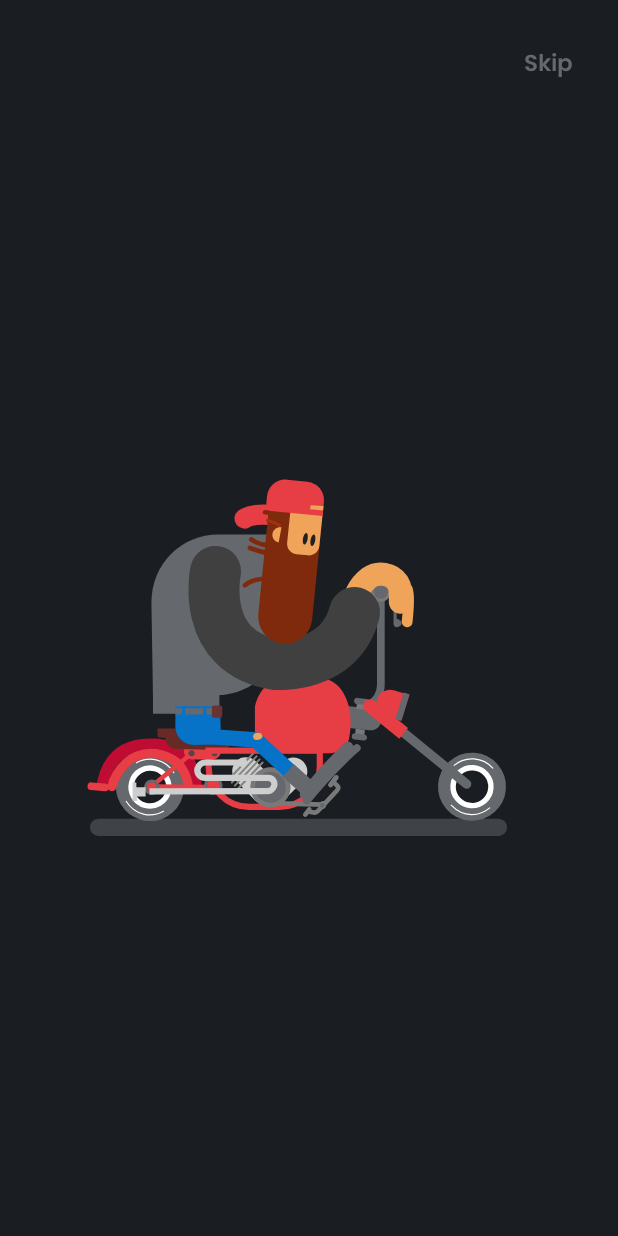
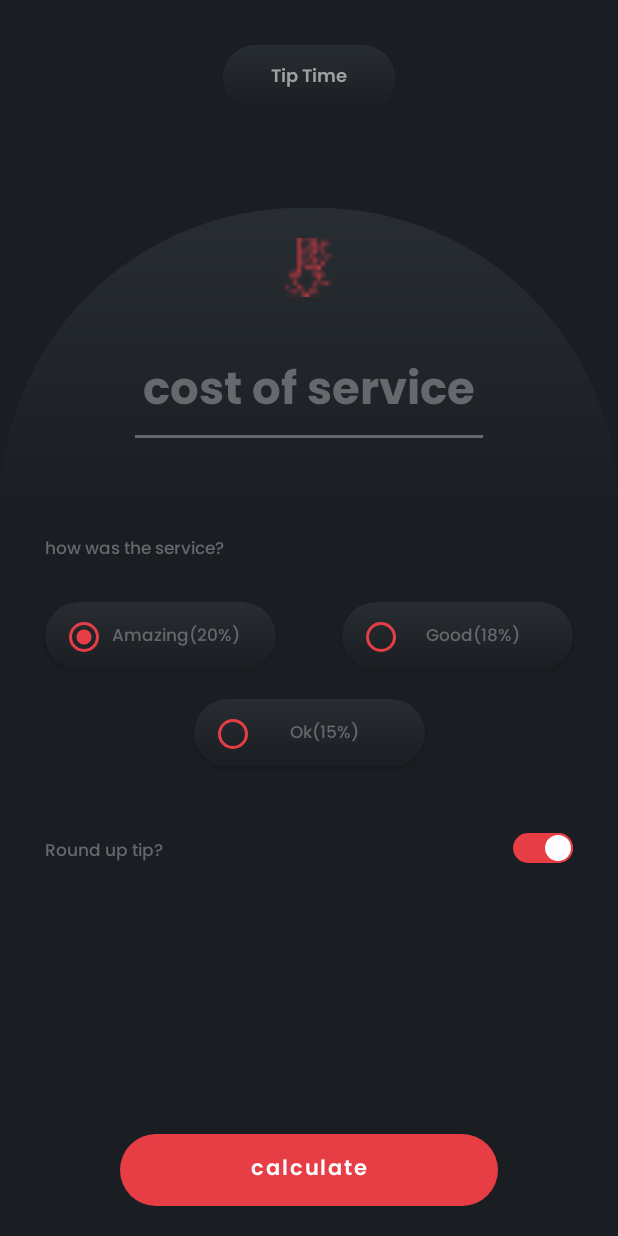
Before and after one commit to Roisull/challenge-chap2-tip-time, an Android app: the screen it shows after launch (MainActivity before the commit, TipTimeActivity after it), on a phone screen of 412 x 824 dp. Run offline under Robolectric (Android 15) with nearby library versions, the phone set to English and light mode, and no system bars.

Commit message:
commit challenge menyempurnakan splash screen dan intent

```diff
--- a/app/src/main/java/com/example/tiptime/MainActivity.kt
+++ b/app/src/main/java/com/example/tiptime/MainActivity.kt
@@ -1,7 +1,11 @@
 package com.example.tiptime
 
+import android.content.Intent
 import androidx.appcompat.app.AppCompatActivity
 import android.os.Bundle
+import android.os.Handler
+import android.view.WindowManager
+import android.widget.TextView
 
 class MainActivity : AppCompatActivity() {
     override fun onCreate(savedInstanceState: Bundle?) {
@@ -10,5 +14,19 @@ class MainActivity : AppCompatActivity() {
 
         // remove action bar
         supportActionBar?.hide()
+
+        // FullScreen
+        window.setFlags(WindowManager.LayoutParams.FLAG_FULLSCREEN,WindowManager.LayoutParams.FLAG_FULLSCREEN)
+
+        Handler().postDelayed({
+                              startActivity(Intent(this,TipTimeActivity::class.java))
+                              finish()
+        },4000)
+
+        val skipSplash: TextView = findViewById(R.id.tv_skipSplash)
+
+        skipSplash.setOnClickListener{
+            startActivity(Intent(this,TipTimeActivity::class.java))
+        }
     }
 }
--- a/app/src/main/java/com/example/tiptime/TipTimeActivity.kt
+++ b/app/src/main/java/com/example/tiptime/TipTimeActivity.kt
@@ -2,10 +2,17 @@ package com.example.tiptime
 
 import androidx.appcompat.app.AppCompatActivity
 import android.os.Bundle
+import android.view.WindowManager
 
 class TipTimeActivity : AppCompatActivity() {
     override fun onCreate(savedInstanceState: Bundle?) {
         super.onCreate(savedInstanceState)
         setContentView(R.layout.activity_tip_time)
+
+        // remove action bar
+        supportActionBar?.hide()
+
+        // FullScreen
+        window.setFlags(WindowManager.LayoutParams.FLAG_FULLSCREEN, WindowManager.LayoutParams.FLAG_FULLSCREEN)
     }
 }
--- a/app/src/main/res/drawable/custom_track.xml
+++ b/app/src/main/res/drawable/custom_track.xml
@@ -6,7 +6,7 @@
             <corners android:radius="30dp" />
 <!--            <solid android:color="@color/black_bg" />-->
 <!--            <stroke android:color="@color/grey_secondary" android:width="0.5dp"/>-->
-            <gradient android:angle="10"
+            <gradient android:angle="270"
                 android:startColor="@color/black_bg"
                 android:centerColor="@color/grey_secondary"
                 android:endColor="@color/black_bg"/>
--- a/app/src/main/res/layout/activity_main.xml
+++ b/app/src/main/res/layout/activity_main.xml
@@ -1,35 +1,45 @@
 <?xml version="1.0" encoding="utf-8"?>
-<androidx.constraintlayout.widget.ConstraintLayout xmlns:android="http://schemas.android.com/apk/res/android"
+<androidx.constraintlayout.motion.widget.MotionLayout xmlns:android="http://schemas.android.com/apk/res/android"
     xmlns:app="http://schemas.android.com/apk/res-auto"
     xmlns:tools="http://schemas.android.com/tools"
     android:layout_width="match_parent"
     android:layout_height="match_parent"
     android:background="@color/black_bg"
+    app:layoutDescription="@xml/activity_main_scene"
     tools:context=".MainActivity">
 
     <TextView
+        android:id="@+id/tv_skipSplash"
         android:layout_width="match_parent"
         android:layout_height="wrap_content"
-        android:text="Skip"
-        android:textSize="15sp"
         android:fontFamily="@font/poppins_semibold"
-        android:textColor="@color/grey_secondary"
         android:gravity="end"
         android:padding="30dp"
+        android:text="Skip"
+        android:textColor="@color/grey_secondary"
+        android:textSize="15sp"
         app:layout_constraintLeft_toLeftOf="parent"
         app:layout_constraintRight_toRightOf="parent"
-        app:layout_constraintTop_toTopOf="parent"/>
+        app:layout_constraintTop_toTopOf="parent" />
 
-    <com.airbnb.lottie.LottieAnimationView
-        android:id="@+id/animation_view"
-        android:layout_width="wrap_content"
-        android:layout_height="wrap_content"
-        app:lottie_rawRes="@raw/biker"
-        app:lottie_loop="true"
-        app:lottie_autoPlay="true"
+    <androidx.constraintlayout.utils.widget.ImageFilterView
+        android:id="@+id/ifv_bg_splash"
+        android:layout_width="200dp"
+        android:layout_height="200dp"
+        android:background="@drawable/bg_splash"
+        app:layout_constraintBottom_toBottomOf="parent"
         app:layout_constraintLeft_toLeftOf="parent"
         app:layout_constraintRight_toRightOf="parent"
-        app:layout_constraintBottom_toBottomOf="parent"
         app:layout_constraintTop_toTopOf="parent" />
 
-</androidx.constraintlayout.widget.ConstraintLayout>
+    <ImageView
+        android:id="@+id/imageView"
+        android:layout_width="match_parent"
+        android:layout_height="400dp"
+        android:src="@drawable/fuck"
+        app:layout_constraintBottom_toBottomOf="parent"
+        app:layout_constraintEnd_toEndOf="parent"
+        app:layout_constraintStart_toStartOf="parent"
+        app:layout_constraintTop_toTopOf="parent" />
+
+</androidx.constraintlayout.motion.widget.MotionLayout>
--- a/app/src/main/res/layout/activity_tip_time.xml
+++ b/app/src/main/res/layout/activity_tip_time.xml
@@ -252,15 +252,17 @@
     <Button
         android:layout_width="match_parent"
         android:layout_height="wrap_content"
-        android:layout_margin="80dp"
+        android:background="@drawable/bg_button"
+        android:fontFamily="@font/poppins_semibold"
+        android:layout_marginLeft="80dp"
+        android:layout_marginRight="80dp"
+        android:layout_marginBottom="20dp"
         android:text="calculate"
         android:textAllCaps="false"
-        android:fontFamily="@font/poppins_semibold"
-        android:background="@drawable/bg_button"
-        app:layout_constraintTop_toBottomOf="@+id/ll_roundUpTip"
+        app:layout_constraintVertical_bias="1"
+        app:layout_constraintBottom_toBottomOf="parent"
+        app:layout_constraintLeft_toLeftOf="parent"
         app:layout_constraintRight_toRightOf="parent"
-        app:layout_constraintLeft_toLeftOf="parent"
-        app:layout_constraintBottom_toBottomOf="parent"
-        app:layout_constraintVertical_bias="0"/>
+        app:layout_constraintTop_toTopOf="parent"/>
 
 </androidx.constraintlayout.widget.ConstraintLayout>
--- a/app/src/main/res/values-night/themes.xml
+++ b/app/src/main/res/values-night/themes.xml
@@ -1,6 +1,6 @@
 <resources xmlns:tools="http://schemas.android.com/tools">
     <!-- Base application theme. -->
-    <style name="Theme.TipTime" parent="Theme.MaterialComponents.DayNight.DarkActionBar">
+    <style name="Theme.TipTime" parent="Theme.MaterialComponents.DayNight.NoActionBar">
         <!-- Primary brand color. -->
         <item name="colorPrimary">@color/red_primary</item>
         <item name="colorPrimaryVariant">@color/grey_primary</item>
--- a/app/src/main/res/values/themes.xml
+++ b/app/src/main/res/values/themes.xml
@@ -1,6 +1,6 @@
 <resources xmlns:tools="http://schemas.android.com/tools">
     <!-- Base application theme. -->
-    <style name="Theme.TipTime" parent="Theme.MaterialComponents.DayNight.DarkActionBar">
+    <style name="Theme.TipTime" parent="Theme.MaterialComponents.DayNight.NoActionBar">
         <!-- Primary brand color. -->
         <item name="colorPrimary">@color/red_primary</item>
         <item name="colorPrimaryVariant">@color/grey_primary</item>
```
Also changed, not shown: app/src/main/res/drawable/bg_splash.xml (added, +8 -0 lines), app/src/main/res/xml/activity_main_scene.xml (added, +52 -0 lines), app/src/main/res/drawable/fuck.png (added).
